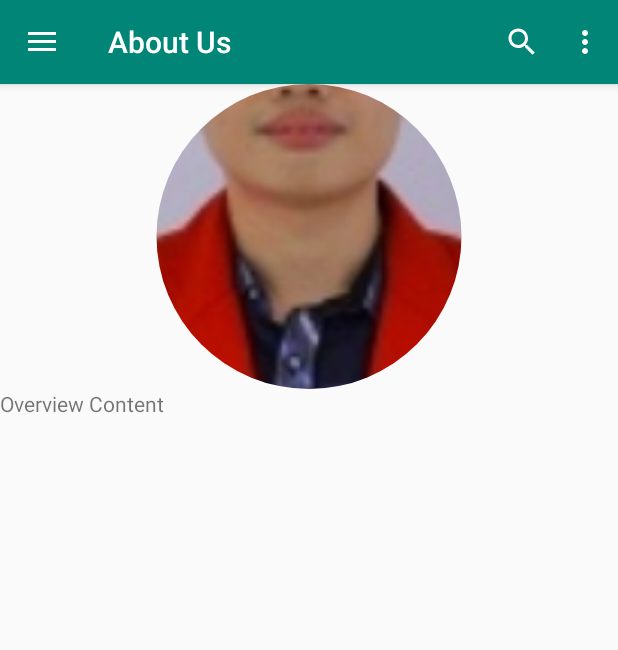
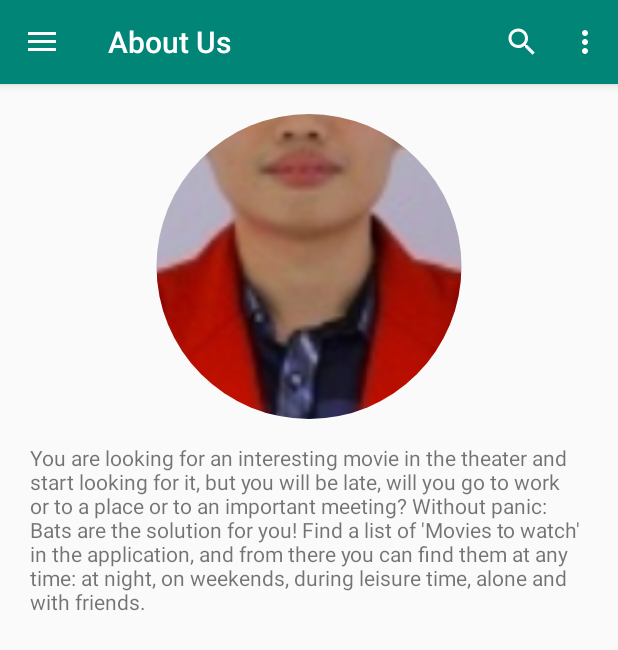
Before and after one commit to Maxoaaa/CatalogueMovie, an Android app: the screen it shows after launch (NavigationActivity), in the side drawer, after a tap on "About", on a phone screen of 412 x 824 dp. Shown: the top 650 px of the screen. Run offline under Robolectric (Android 15) with nearby library versions, the light colour scheme and no system bars; our stand-ins replace CircleImageView, Volley; plain views replace JustifiedTextView; network calls fail; pictures from the network do not load.

Commit message:
update sub2

```diff
--- a/app/src/main/res/layout/fragment_about.xml
+++ b/app/src/main/res/layout/fragment_about.xml
@@ -5,6 +5,7 @@
     android:layout_height="match_parent"
     android:fitsSystemWindows="true"
     android:orientation="vertical"
+    android:padding="20dp"
     tools:context=".AboutFragment"
     tools:ignore="MissingDefaultResource">
 
@@ -19,5 +20,6 @@
         android:layout_width="match_parent"
         android:layout_height="wrap_content"
         android:layout_gravity="center"
-        android:text="@string/overview_content" />
+        android:layout_marginTop="16dp"
+        android:text="@string/desc_about" />
 </LinearLayout>
--- a/app/src/main/res/values/strings.xml
+++ b/app/src/main/res/values/strings.xml
@@ -33,4 +33,5 @@
     <string name="image_movie">image movie</string>
     <string name="favorite">favorite</string>
     <string name="image_poster">Image Poster</string>
+    <string name="desc_about">You are looking for an interesting movie in the theater and start looking for it, but you will be late, will you go to work or to a place or to an important meeting? Without panic: Bats are the solution for you! Find a list of \'Movies to watch\' in the application, and from there you can find them at any time: at night, on weekends, during leisure time, alone and with friends.</string>
 </resources>
```
Also changed, not shown: 1 other file.
